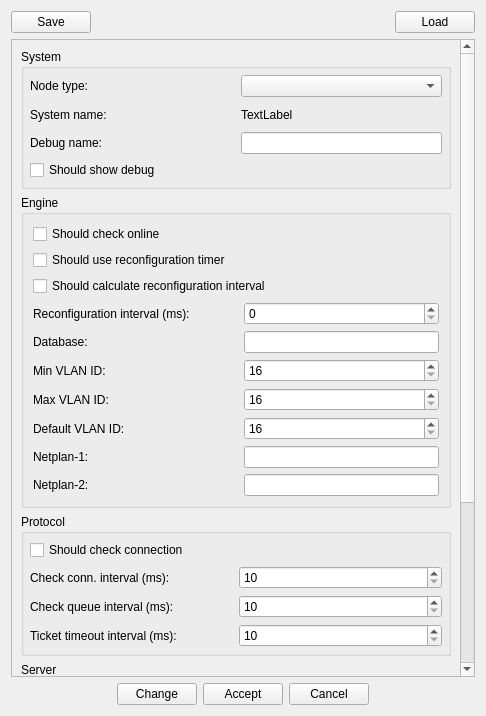
Qt form src/VMTD/VMTD/VMTDSettingsForm.ui (ekushko/qt-vxlan-mtd) before a commit.
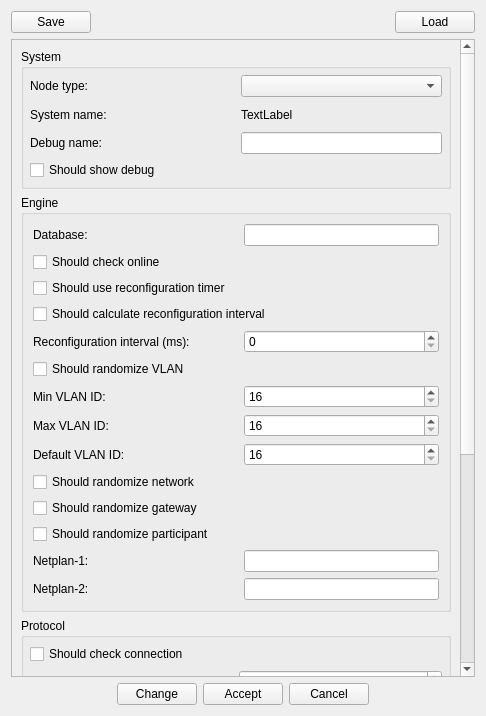
The same form after that commit.

```diff
--- a/src/VMTD/VMTD/VMTDSettingsForm.ui
+++ b/src/VMTD/VMTD/VMTDSettingsForm.ui
@@ -56,7 +56,7 @@
         <x>0</x>
         <y>0</y>
         <width>452</width>
-        <height>902</height>
+        <height>1014</height>
        </rect>
       </property>
       <layout class="QVBoxLayout" name="verticalLayout">
@@ -152,105 +152,99 @@
           <string>Engine</string>
          </property>
          <layout class="QGridLayout" name="gridLayout_5">
-          <item row="6" column="1">
-           <widget class="QSpinBox" name="sbMaxVlanId">
-            <property name="minimum">
-             <number>16</number>
+          <item row="4" column="0">
+           <widget class="QLabel" name="label">
+            <property name="text">
+             <string>Reconfiguration interval (ms):</string>
             </property>
-            <property name="maximum">
-             <number>4096</number>
-            </property>
            </widget>
           </item>
-          <item row="7" column="0">
-           <widget class="QLabel" name="_4">
+          <item row="18" column="1">
+           <widget class="QLineEdit" name="leNetplan2FileName"/>
+          </item>
+          <item row="16" column="0" colspan="2">
+           <widget class="QCheckBox" name="chbShouldRandomizeParticipant">
             <property name="text">
-             <string>Default VLAN ID:</string>
+             <string>Should randomize participant</string>
             </property>
            </widget>
           </item>
-          <item row="1" column="0" colspan="2">
+          <item row="2" column="0" colspan="2">
            <widget class="QCheckBox" name="chbShouldUseReconfigTimer">
             <property name="text">
              <string>Should use reconfiguration timer</string>
             </property>
            </widget>
           </item>
-          <item row="3" column="1">
-           <widget class="QSpinBox" name="sbReconfigurationInterval">
+          <item row="3" column="0" colspan="2">
+           <widget class="QCheckBox" name="chbShouldCalcReconfigInterval">
+            <property name="text">
+             <string>Should calculate reconfiguration interval</string>
+            </property>
+           </widget>
+          </item>
+          <item row="0" column="1">
+           <widget class="QLineEdit" name="leDbName"/>
+          </item>
+          <item row="11" column="1">
+           <widget class="QSpinBox" name="sbMinVlanId">
+            <property name="minimum">
+             <number>16</number>
+            </property>
             <property name="maximum">
-             <number>999999999</number>
+             <number>4096</number>
             </property>
            </widget>
           </item>
-          <item row="8" column="1">
+          <item row="12" column="1">
+           <widget class="QSpinBox" name="sbMaxVlanId">
+            <property name="minimum">
+             <number>16</number>
+            </property>
+            <property name="maximum">
+             <number>4096</number>
+            </property>
+           </widget>
+          </item>
+          <item row="14" column="0" colspan="2">
+           <widget class="QCheckBox" name="chbShouldRandomizeNetwork">
+            <property name="text">
+             <string>Should randomize network</string>
+            </property>
+           </widget>
+          </item>
+          <item row="17" column="1">
            <widget class="QLineEdit" name="leNetplan1FileName"/>
           </item>
-          <item row="4" column="0">
-           <widget class="QLabel" name="_5">
+          <item row="13" column="0">
+           <widget class="QLabel" name="_4">
             <property name="text">
-             <string>Database:</string>
+             <string>Default VLAN ID:</string>
             </property>
            </widget>
           </item>
-          <item row="0" column="0">
-           <widget class="QCheckBox" name="chbShouldCheckOnline">
-            <property name="text">
-             <string>Should check online</string>
-            </property>
-           </widget>
-          </item>
-          <item row="9" column="0">
-           <widget class="QLabel" name="_22">
-            <property name="text">
-             <string>Netplan-2:</string>
-            </property>
-           </widget>
-          </item>
-          <item row="6" column="0">
+          <item row="12" column="0">
            <widget class="QLabel" name="_24">
             <property name="text">
              <string>Max VLAN ID:</string>
             </property>
            </widget>
           </item>
-          <item row="3" column="0">
-           <widget class="QLabel" name="label">
+          <item row="0" column="0">
+           <widget class="QLabel" name="_5">
             <property name="text">
-             <string>Reconfiguration interval (ms):</string>
+             <string>Database:</string>
             </property>
            </widget>
           </item>
-          <item row="5" column="1">
-           <widget class="QSpinBox" name="sbMinVlanId">
-            <property name="minimum">
-             <number>16</number>
-            </property>
-            <property name="maximum">
-             <number>4096</number>
-            </property>
-           </widget>
-          </item>
-          <item row="9" column="1">
-           <widget class="QLineEdit" name="leNetplan2FileName"/>
-          </item>
           <item row="4" column="1">
-           <widget class="QLineEdit" name="leDbName"/>
-          </item>
-          <item row="5" column="0">
-           <widget class="QLabel" name="_23">
-            <property name="minimumSize">
-             <size>
-              <width>205</width>
-              <height>0</height>
-             </size>
-            </property>
-            <property name="text">
-             <string>Min VLAN ID:</string>
+           <widget class="QSpinBox" name="sbReconfigurationInterval">
+            <property name="maximum">
+             <number>999999999</number>
             </property>
            </widget>
           </item>
-          <item row="7" column="1">
+          <item row="13" column="1">
            <widget class="QSpinBox" name="sbDefaultVlanId">
             <property name="minimum">
              <number>16</number>
@@ -260,7 +254,21 @@
             </property>
            </widget>
           </item>
-          <item row="8" column="0">
+          <item row="18" column="0">
+           <widget class="QLabel" name="_22">
+            <property name="text">
+             <string>Netplan-2:</string>
+            </property>
+           </widget>
+          </item>
+          <item row="10" column="0" colspan="2">
+           <widget class="QCheckBox" name="chbShouldRandomizeVlan">
+            <property name="text">
+             <string>Should randomize VLAN</string>
+            </property>
+           </widget>
+          </item>
+          <item row="17" column="0">
            <widget class="QLabel" name="_21">
             <property name="minimumSize">
              <size>
@@ -273,10 +281,30 @@
             </property>
            </widget>
           </item>
-          <item row="2" column="0" colspan="2">
-           <widget class="QCheckBox" name="chbShouldCalcReconfigInterval">
+          <item row="11" column="0">
+           <widget class="QLabel" name="_23">
+            <property name="minimumSize">
+             <size>
+              <width>205</width>
+              <height>0</height>
+             </size>
+            </property>
             <property name="text">
-             <string>Should calculate reconfiguration interval</string>
+             <string>Min VLAN ID:</string>
+            </property>
+           </widget>
+          </item>
+          <item row="1" column="0" colspan="2">
+           <widget class="QCheckBox" name="chbShouldCheckOnline">
+            <property name="text">
+             <string>Should check online</string>
+            </property>
+           </widget>
+          </item>
+          <item row="15" column="0" colspan="2">
+           <widget class="QCheckBox" name="chbShouldRandomizeGateway">
+            <property name="text">
+             <string>Should randomize gateway</string>
             </property>
            </widget>
           </item>
```
Left out of the diff: 54 changed lines with no effect on the pictures.
